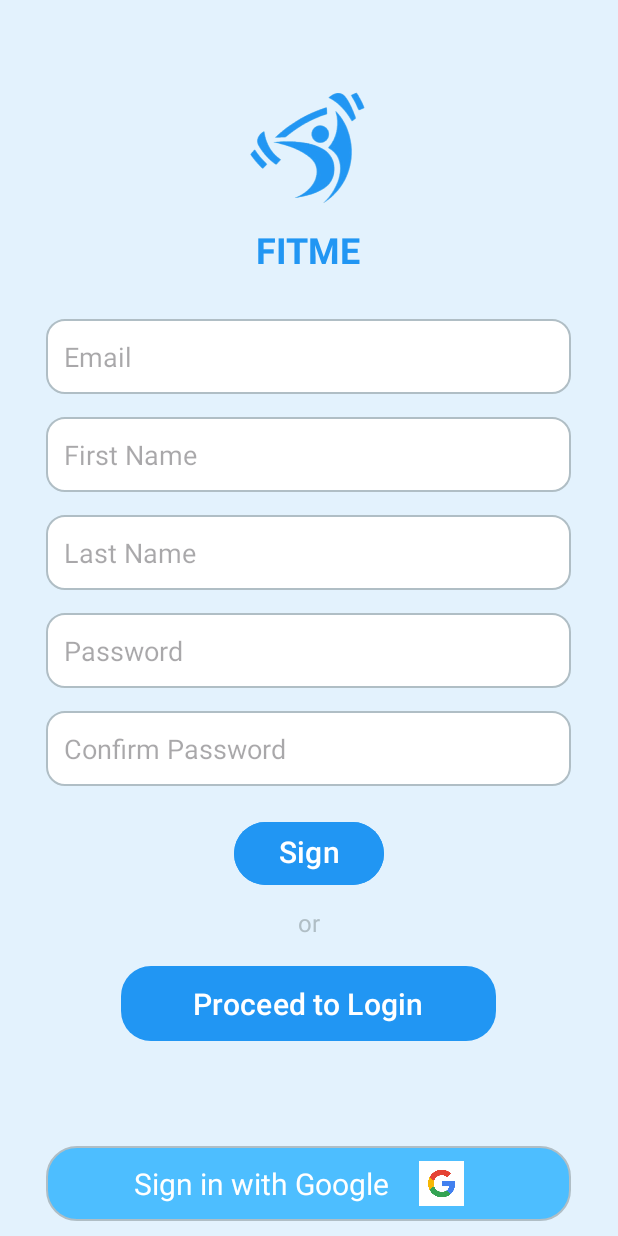
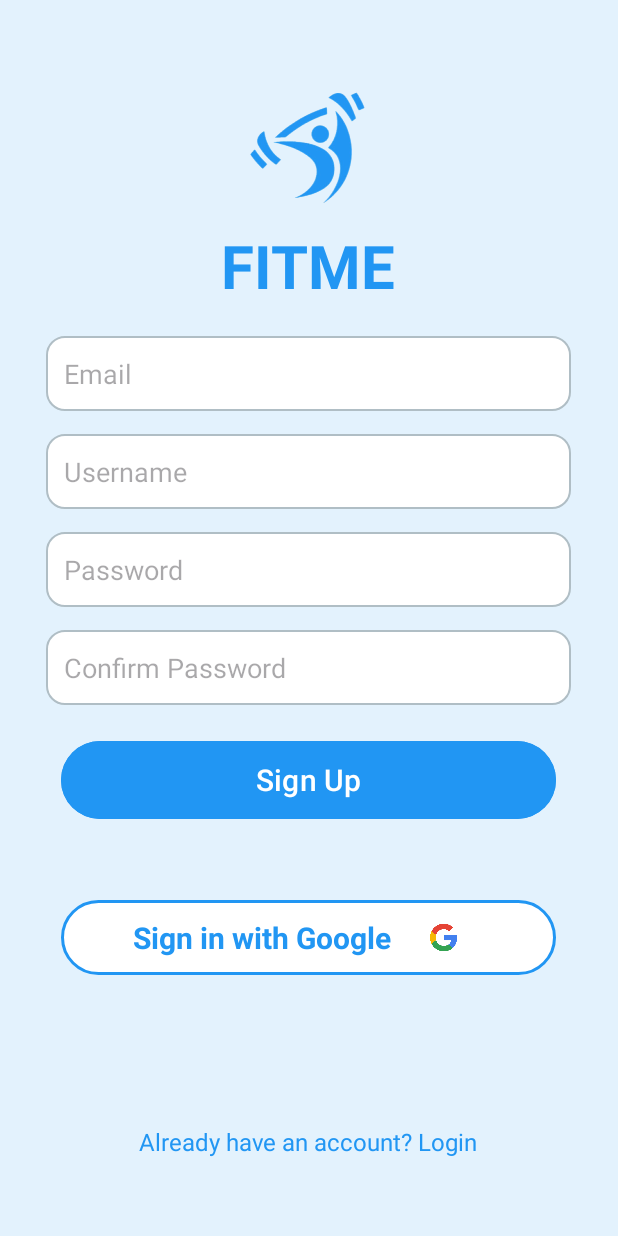
Before and after one commit to DlHugoo/IT342-FitMe, an Android app: the RegisterActivity screen opened directly, with no data from a screen before it, on a phone screen of 412 x 824 dp. Run offline under Robolectric (Android 15) with nearby library versions, the phone set to English and light mode, and no system bars.

Commit message:
Adjusted look of buttons and username field

```diff
--- a/frontend_mobile/app/src/main/java/com/example/myapplication/RegisterActivity.kt
+++ b/frontend_mobile/app/src/main/java/com/example/myapplication/RegisterActivity.kt
@@ -20,10 +20,10 @@ class RegisterActivity : AppCompatActivity() {
             insets
         }
 
-        val btnLogin: Button = findViewById(R.id.btnLogin)
+        val loginLink: TextView = findViewById(R.id.loginLink)
 
         // Set click listener to navigate to Home Page
-        btnLogin.setOnClickListener {
+        loginLink.setOnClickListener {
             val intent = Intent(this, LoginActivity::class.java)
             startActivity(intent)
         }
--- a/frontend_mobile/app/src/main/res/drawable/google_button_bg.xml
+++ b/frontend_mobile/app/src/main/res/drawable/google_button_bg.xml
@@ -1,7 +1,8 @@
 <?xml version="1.0" encoding="utf-8"?>
 <shape xmlns:android="http://schemas.android.com/apk/res/android">
-    <solid android:color="@color/google" />
-    <corners android:radius="20dp" />
-    <stroke android:width="1dp" android:color="@color/gray" />
-    <padding android:left="10dp" android:right="10dp" />
+    <solid android:color="@color/white" />
+    <corners android:radius="25dp" />
+    <stroke android:width="2dp" android:color="@color/blue" />
+    <padding android:left="10dp" android:right="10dp"
+        />
 </shape>
--- a/frontend_mobile/app/src/main/res/layout/activity_home_page.xml
+++ b/frontend_mobile/app/src/main/res/layout/activity_home_page.xml
@@ -39,7 +39,7 @@
     <LinearLayout
         android:id="@+id/weight_section"
         android:layout_width="match_parent"
-        android:layout_height="180dp"
+        android:layout_height="150dp"
         android:layout_below="@id/header_layout"
         android:layout_marginTop="1dp"
         android:background="#E1F5FE"
@@ -52,7 +52,7 @@
             android:layout_height="wrap_content"
             android:text="Current Weight:"
             android:textColor="@color/blue"
-            android:textSize="30sp"
+            android:textSize="20sp"
             android:textStyle="bold" />
 
         <TextView
@@ -61,7 +61,7 @@
             android:layout_height="wrap_content"
             android:text="74 kg"
             android:textColor="#000000"
-            android:textSize="60sp"
+            android:textSize="50sp"
             android:textStyle="bold" />
     </LinearLayout>
 
--- a/frontend_mobile/app/src/main/res/layout/activity_login.xml
+++ b/frontend_mobile/app/src/main/res/layout/activity_login.xml
@@ -61,7 +61,7 @@
 
     <Button
         android:id="@+id/loginButton"
-        android:layout_width="200dp"
+        android:layout_width="330dp"
         android:layout_height="50dp"
         android:layout_below="@id/passwordInput"
         android:layout_marginTop="30dp"
@@ -77,7 +77,7 @@
 
     <LinearLayout
         android:id="@+id/googleSignInButton"
-        android:layout_width="300dp"
+        android:layout_width="330dp"
         android:layout_height="50dp"
         android:layout_below="@id/loginButton"
         android:orientation="horizontal"
@@ -93,8 +93,9 @@
             android:layout_marginStart="-50dp"
             android:gravity="center"
             android:text="Sign in with Google"
-            android:textColor="@color/white"
-            android:textSize="20sp" />
+            android:textColor="@color/blue"
+            android:textSize="20sp"
+            android:textStyle="bold"/>
 
         <ImageView
             android:layout_width="30dp"
@@ -115,5 +116,5 @@
         android:textSize="16sp"
         android:layout_below="@id/googleSignInButton"
         android:layout_centerHorizontal="true"
-        android:layout_marginTop="150dp"/>
+        android:layout_marginTop="100dp"/>
 </RelativeLayout>
--- a/frontend_mobile/app/src/main/res/layout/activity_register.xml
+++ b/frontend_mobile/app/src/main/res/layout/activity_register.xml
@@ -12,7 +12,8 @@
         android:layout_width="match_parent"
         android:layout_height="wrap_content"
         android:orientation="vertical"
-        android:gravity="center_horizontal">
+        android:gravity="center_horizontal"
+        >
 
         <!-- Logo -->
         <ImageView
@@ -27,7 +28,7 @@
             android:layout_height="wrap_content"
             android:text="FITME"
             android:textColor="@color/blue"
-            android:textSize="24sp"
+            android:textSize="40sp"
             android:textStyle="bold"/>
 
         <!-- Email Input -->
@@ -38,24 +39,15 @@
             android:hint="Email"
             android:background="@drawable/input_bg"
             android:padding="12dp"
-            android:layout_marginTop="30dp" />
+            android:layout_marginTop="20dp" />
 
-        <!-- First Name Input -->
-        <EditText
-            android:id="@+id/firstNameInput"
-            android:layout_width="350dp"
-            android:layout_height="50dp"
-            android:hint="First Name"
-            android:background="@drawable/input_bg"
-            android:padding="12dp"
-            android:layout_marginTop="15dp" />
 
         <!-- Last Name Input -->
         <EditText
-            android:id="@+id/lastNameInput"
+            android:id="@+id/userNameInput"
             android:layout_width="350dp"
             android:layout_height="50dp"
-            android:hint="Last Name"
+            android:hint="Username"
             android:background="@drawable/input_bg"
             android:padding="12dp"
             android:layout_marginTop="15dp" />
@@ -85,8 +77,8 @@
         <!-- Sign Up Button -->
         <Button
             android:id="@+id/btnSignUp"
-            android:layout_width="100dp"
-            android:layout_height="50dp"
+            android:layout_width="330dp"
+            android:layout_height="60dp"
             android:text="Sign Up"
             android:textAllCaps="false"
             android:textColor="@color/white"
@@ -94,41 +86,17 @@
             android:textSize="20sp"
             android:layout_marginTop="20dp" />
 
-        <!-- Or Text -->
-        <TextView
-            android:layout_width="wrap_content"
-            android:layout_height="wrap_content"
-            android:text="or"
-            android:textSize="16sp"
-            android:textColor="@color/gray"
-            android:layout_margin="10dp"
-            android:gravity="center_horizontal" />
-
-        <!-- Proceed to Login Button -->
-
-        <!-- Sign in with Google Button -->
-        <Button
-            android:id="@+id/btnLogin"
-            android:layout_width="250dp"
-            android:layout_height="50dp"
-            android:layout_marginTop="8dp"
-            android:background="@drawable/button_selector"
-            android:text="Proceed to Login"
-            android:textSize="20sp"
-            android:textAllCaps="false"
-            android:textColor="@color/white"
-            app:backgroundTint="@null"/>
 
         <LinearLayout
             android:id="@+id/googleSignInButton"
-            android:layout_width="350dp"
+            android:layout_width="330dp"
             android:layout_height="50dp"
-            android:layout_below="@id/btnLogin"
+            android:layout_below="@id/btnSignUp"
             android:orientation="horizontal"
             android:background="@drawable/google_button_bg"
             android:gravity="center"
             android:paddingStart="48dp"
-            android:layout_marginTop="70dp"
+            android:layout_marginTop="50dp"
             android:layout_centerHorizontal="true">
 
             <TextView
@@ -137,8 +105,9 @@
                 android:layout_marginStart="-50dp"
                 android:gravity="center"
                 android:text="Sign in with Google"
-                android:textColor="@color/white"
-                android:textSize="20sp" />
+                android:textColor="@color/blue"
+                android:textSize="20sp"
+                android:textStyle="bold"/>
 
             <ImageView
                 android:layout_width="30dp"
@@ -147,5 +116,16 @@
                 android:src="@drawable/google_logo"
                 android:layout_gravity="center_vertical" />
         </LinearLayout>
+
+        <TextView
+            android:id="@+id/loginLink"
+            android:layout_width="wrap_content"
+            android:layout_height="wrap_content"
+            android:layout_below="@id/googleSignInButton"
+            android:layout_centerHorizontal="true"
+            android:layout_marginTop="100dp"
+            android:text="Already have an account? Login"
+            android:textColor="@color/blue"
+            android:textSize="16sp" />
     </LinearLayout>
 </ScrollView>
```
